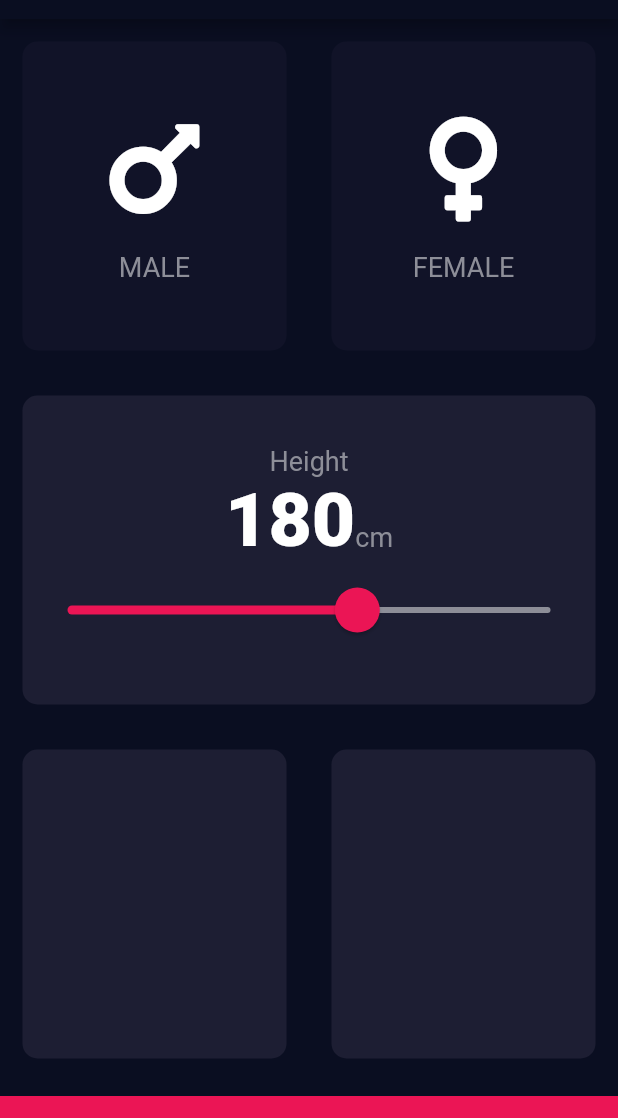
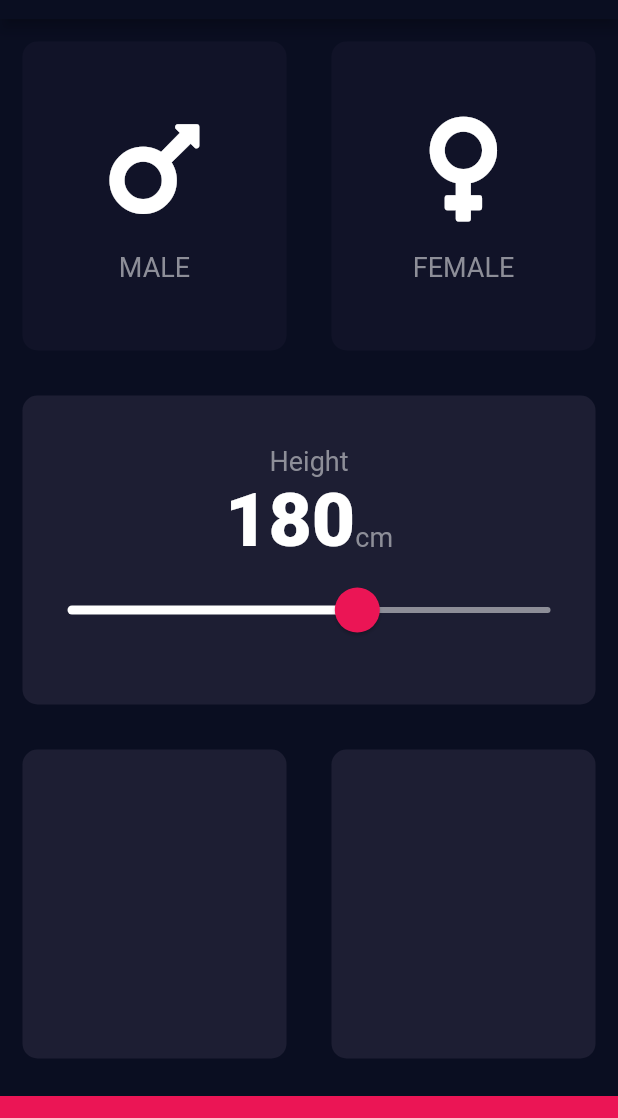
Before and after one commit to Ayushd70/bmi-calculator, a Flutter app: the screen it shows after launch, on a phone screen of 412 x 824 dp, the part 65-1183 px from its top. Run offline on Flutter 3.47's test engine with Material 2 defaults, Android fonts, the phone set to English and light mode, and no system bars; our stand-ins replace font_awesome_flutter.

Commit message:
input_page: add overlayColor and thumbColor to the slidertheme
Signed-off-by: Ayush Dubey <ayushdubey70@gmail.com>

```diff
--- a/lib/input_page.dart
+++ b/lib/input_page.dart
@@ -91,6 +91,10 @@ class _InputPageState extends State<InputPage> {
                   ),
                   SliderTheme(
                     data: SliderTheme.of(context).copyWith(
+                      activeTrackColor: Colors.white,
+                      inactiveTrackColor: Color(0xFF8D8E98),
+                      thumbColor: Color(0xFFEB1555),
+                      overlayColor: Color(0x29EB1555),
                       thumbShape:
                           RoundSliderThumbShape(enabledThumbRadius: 15.0),
                       overlayShape:
@@ -100,8 +104,6 @@ class _InputPageState extends State<InputPage> {
                       value: height.toDouble(),
                       min: kMinHeight,
                       max: kMaxHeight,
-                      activeColor: Color(0xFFEB1555),
-                      inactiveColor: Color(0xFF8D8E98),
                       onChanged: (double newValue) {
                         setState(() {
                           height = newValue.round();
```
